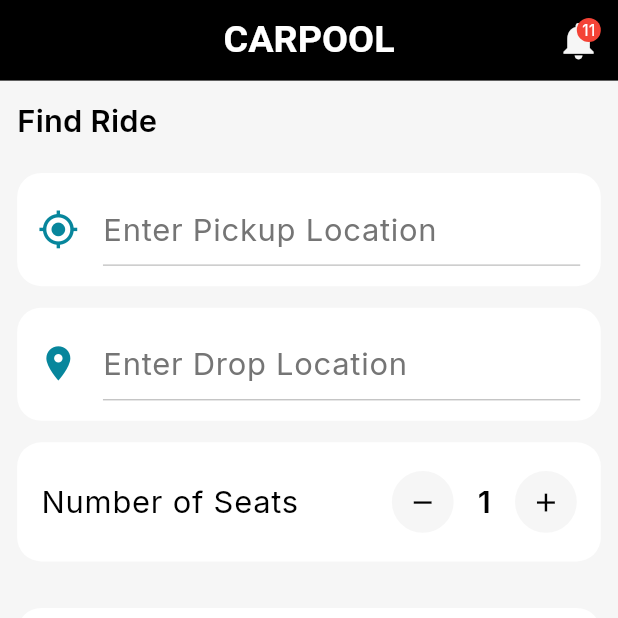
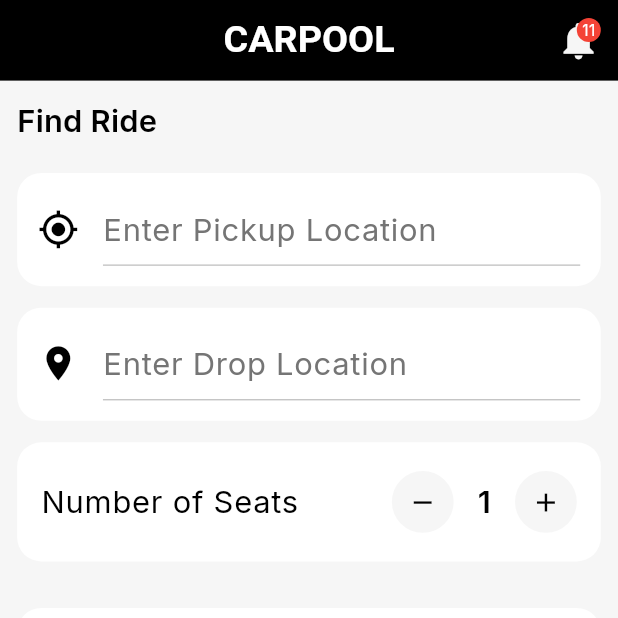
Before and after one commit to pintuKumawat/runaar, a Flutter app: the screen it shows after launch, on a phone screen of 412 x 824 dp, the top half of it. Run offline on Flutter 3.47's test engine with Material 3 defaults, Android fonts, the phone set to English and light mode, and no system bars; our stand-ins replace flutter_rating_bar, flutter_screenutil, font_awesome_flutter, google_fonts, image_picker, shimmer.

```diff
--- a/lib/screens/home/home_screen.dart
+++ b/lib/screens/home/home_screen.dart
@@ -195,7 +195,7 @@ class _HomeScreenState extends State<HomeScreen> {
       child: TextField(
         style: theme.bodyLarge,
         decoration: InputDecoration(
-          icon: Icon(icon, size: 24.sp, color: Color(0XFF07869C),),
+          icon: Icon(icon, size: 24.sp),
           hintText: hint,
         ),
       ),
```
Also changed, not shown: lib/core/constants/app_color.dart (+7 -5 lines).
